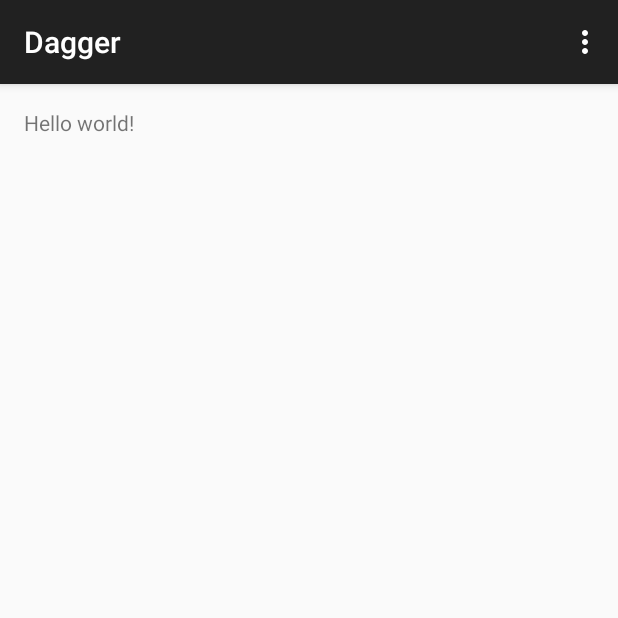
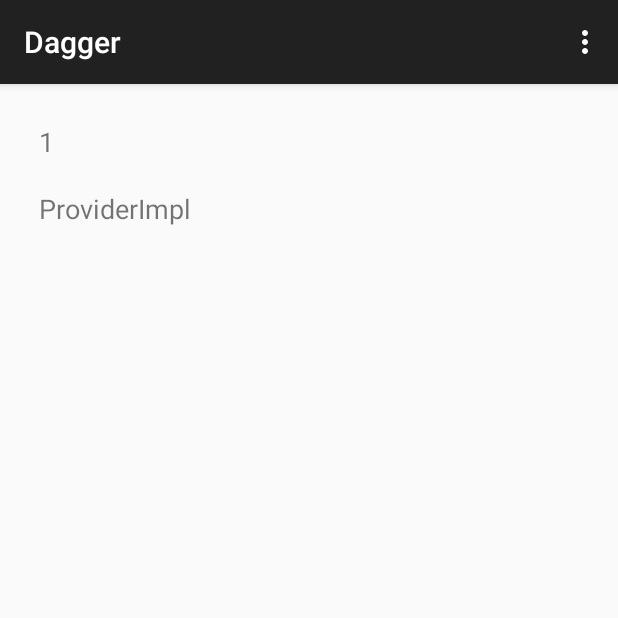
Before and after one commit to bnsantos/android-dagger, an Android app: the screen it shows after launch (MainActivity), on a phone screen of 412 x 824 dp, the top half of it. Run offline under Robolectric (Android 15) with nearby library versions, the phone set to English and light mode, and no system bars; our stand-ins replace Dagger/Hilt's generated code; 2 statements that could not run were skipped.

Commit message:
first version, need to implement testing robolectric or another

```diff
--- a/app/build.gradle
+++ b/app/build.gradle
@@ -1,4 +1,5 @@
 apply plugin: 'com.android.application'
+apply plugin: 'com.neenbedankt.android-apt'
 
 android {
     compileSdkVersion 23
@@ -22,4 +23,9 @@ android {
 dependencies {
     compile fileTree(dir: 'libs', include: ['*.jar'])
     compile 'com.android.support:appcompat-v7:23.0.0'
+
+
+    compile "com.google.dagger:dagger:2.0.1"
+    apt "com.google.dagger:dagger-compiler:2.0.1"
+    provided 'org.glassfish:javax.annotation:10.0-b28'
 }
--- a/app/src/main/AndroidManifest.xml
+++ b/app/src/main/AndroidManifest.xml
@@ -6,7 +6,8 @@
         android:allowBackup="true"
         android:icon="@mipmap/ic_launcher"
         android:label="@string/app_name"
-        android:theme="@style/AppTheme" >
+        android:theme="@style/AppTheme"
+        android:name=".App">
         <activity
             android:name=".MainActivity"
             android:label="@string/app_name" >
--- /dev/null
+++ b/app/src/main/java/com/bnsantos/dagger/App.java
@@ -0,0 +1,39 @@
+package com.bnsantos.dagger;
+
+import android.app.Application;
+
+import com.bnsantos.dagger.components.MyComponent;
+import com.bnsantos.dagger.modules.ProviderModule;
+
+import javax.inject.Singleton;
+
+import dagger.Component;
+
+/**
+ * Created by bruno on 31/08/15.
+ */
+public class App extends Application {
+    @Singleton
+    @Component(modules = ProviderModule.class)
+    public interface AppComponent extends MyComponent{
+
+    }
+
+    private AppComponent mComponent = null;
+
+    @Override
+    public void onCreate() {
+        super.onCreate();
+        if(mComponent==null){
+            mComponent = DaggerApp_AppComponent.builder().providerModule(new ProviderModule()).build();
+        }
+    }
+
+    public AppComponent getComponent() {
+        return mComponent;
+    }
+
+    public void setComponent(AppComponent mComponent) {
+        this.mComponent = mComponent;
+    }
+}
--- a/app/src/main/java/com/bnsantos/dagger/MainActivity.java
+++ b/app/src/main/java/com/bnsantos/dagger/MainActivity.java
@@ -1,16 +1,32 @@
 package com.bnsantos.dagger;
 
+import android.os.Bundle;
 import android.support.v7.app.AppCompatActivity;
-import android.os.Bundle;
 import android.view.Menu;
 import android.view.MenuItem;
+import android.widget.TextView;
 
+import com.bnsantos.dagger.provider.Provider;
+
+import javax.inject.Inject;
 public class MainActivity extends AppCompatActivity {
+    @Inject
+    Provider mProvider;
+    TextView mVersion;
+    TextView mValue;
 
     @Override
     protected void onCreate(Bundle savedInstanceState) {
         super.onCreate(savedInstanceState);
         setContentView(R.layout.activity_main);
+
+        mVersion = (TextView) findViewById(R.id.version);
+        mValue = (TextView) findViewById(R.id.value);
+
+        ((App)getApplication()).getComponent().inject(this);
+
+        mVersion.setText(Integer.toString(mProvider.getVersion()));
+        mValue.setText((mProvider.getValue()));
     }
 
     @Override
--- /dev/null
+++ b/app/src/main/java/com/bnsantos/dagger/components/MyComponent.java
@@ -0,0 +1,10 @@
+package com.bnsantos.dagger.components;
+
+import com.bnsantos.dagger.MainActivity;
+
+/**
+ * Created by bruno on 03/09/15.
+ */
+public interface MyComponent {
+    void inject(MainActivity mainActivity);
+}
--- /dev/null
+++ b/app/src/main/java/com/bnsantos/dagger/modules/ProviderModule.java
@@ -0,0 +1,21 @@
+package com.bnsantos.dagger.modules;
+
+import com.bnsantos.dagger.provider.Provider;
+import com.bnsantos.dagger.provider.ProviderImpl;
+
+import javax.inject.Singleton;
+
+import dagger.Module;
+import dagger.Provides;
+
+/**
+ * Created by bruno on 03/09/15.
+ */
+@Module
+public class ProviderModule {
+    @Provides
+    @Singleton
+    Provider provideProvider(){
+        return new ProviderImpl();
+    }
+}
--- /dev/null
+++ b/app/src/main/java/com/bnsantos/dagger/provider/Provider.java
@@ -0,0 +1,9 @@
+package com.bnsantos.dagger.provider;
+
+/**
+ * Created by bruno on 31/08/15.
+ */
+public interface Provider {
+    int getVersion();
+    String getValue();
+}
--- /dev/null
+++ b/app/src/main/java/com/bnsantos/dagger/provider/ProviderImpl.java
@@ -0,0 +1,18 @@
+package com.bnsantos.dagger.provider;
+
+/**
+ * Created by bruno on 31/08/15.
+ */
+public class ProviderImpl implements Provider {
+    public ProviderImpl() {}
+
+    @Override
+    public int getVersion() {
+        return 1;
+    }
+
+    @Override
+    public String getValue() {
+        return "ProviderImpl";
+    }
+}
--- /dev/null
+++ b/app/src/main/java/com/bnsantos/dagger/provider/ProviderMock.java
@@ -0,0 +1,16 @@
+package com.bnsantos.dagger.provider;
+
+/**
+ * Created by bruno on 31/08/15.
+ */
+public class ProviderMock implements Provider {
+    @Override
+    public int getVersion() {
+        return 1;
+    }
+
+    @Override
+    public String getValue() {
+        return "Mocked";
+    }
+}
--- a/app/src/main/res/layout/activity_main.xml
+++ b/app/src/main/res/layout/activity_main.xml
@@ -1,11 +1,23 @@
-<RelativeLayout xmlns:android="http://schemas.android.com/apk/res/android"
+<LinearLayout xmlns:android="http://schemas.android.com/apk/res/android"
     xmlns:tools="http://schemas.android.com/tools" android:layout_width="match_parent"
     android:layout_height="match_parent" android:paddingLeft="@dimen/activity_horizontal_margin"
     android:paddingRight="@dimen/activity_horizontal_margin"
     android:paddingTop="@dimen/activity_vertical_margin"
-    android:paddingBottom="@dimen/activity_vertical_margin" tools:context=".MainActivity">
+    android:paddingBottom="@dimen/activity_vertical_margin" tools:context=".MainActivity"
+    android:orientation="vertical">
 
-    <TextView android:text="@string/hello_world" android:layout_width="wrap_content"
-        android:layout_height="wrap_content" />
-
-</RelativeLayout>
+    <TextView
+        android:id="@+id/version"
+        android:layout_width="wrap_content"
+        android:layout_height="wrap_content"
+        android:layout_margin="@dimen/small_margin"
+        android:text="@string/version"
+        android:textSize="@dimen/text_size"/>
+    <TextView
+        android:id="@+id/value"
+        android:layout_width="wrap_content"
+        android:layout_height="wrap_content"
+        android:layout_margin="@dimen/small_margin"
+        android:text="@string/value"
+        android:textSize="@dimen/text_size"/>
+</LinearLayout>
--- a/app/src/main/res/values/dimens.xml
+++ b/app/src/main/res/values/dimens.xml
@@ -2,4 +2,6 @@
     <!-- Default screen margins, per the Android Design guidelines. -->
     <dimen name="activity_horizontal_margin">16dp</dimen>
     <dimen name="activity_vertical_margin">16dp</dimen>
+    <dimen name="text_size">18sp</dimen>
+    <dimen name="small_margin">10dp</dimen>
 </resources>
--- a/app/src/main/res/values/strings.xml
+++ b/app/src/main/res/values/strings.xml
@@ -3,4 +3,6 @@
 
     <string name="hello_world">Hello world!</string>
     <string name="action_settings">Settings</string>
+    <string name="version">Version</string>
+    <string name="value">Value</string>
 </resources>
--- a/build.gradle
+++ b/build.gradle
@@ -6,6 +6,7 @@ buildscript {
     }
     dependencies {
         classpath 'com.android.tools.build:gradle:1.3.0'
+        classpath 'com.neenbedankt.gradle.plugins:android-apt:1.4'
 
         // NOTE: Do not place your application dependencies here; they belong
         // in the individual module build.gradle files
```
Also changed, not shown: 2 other files.
